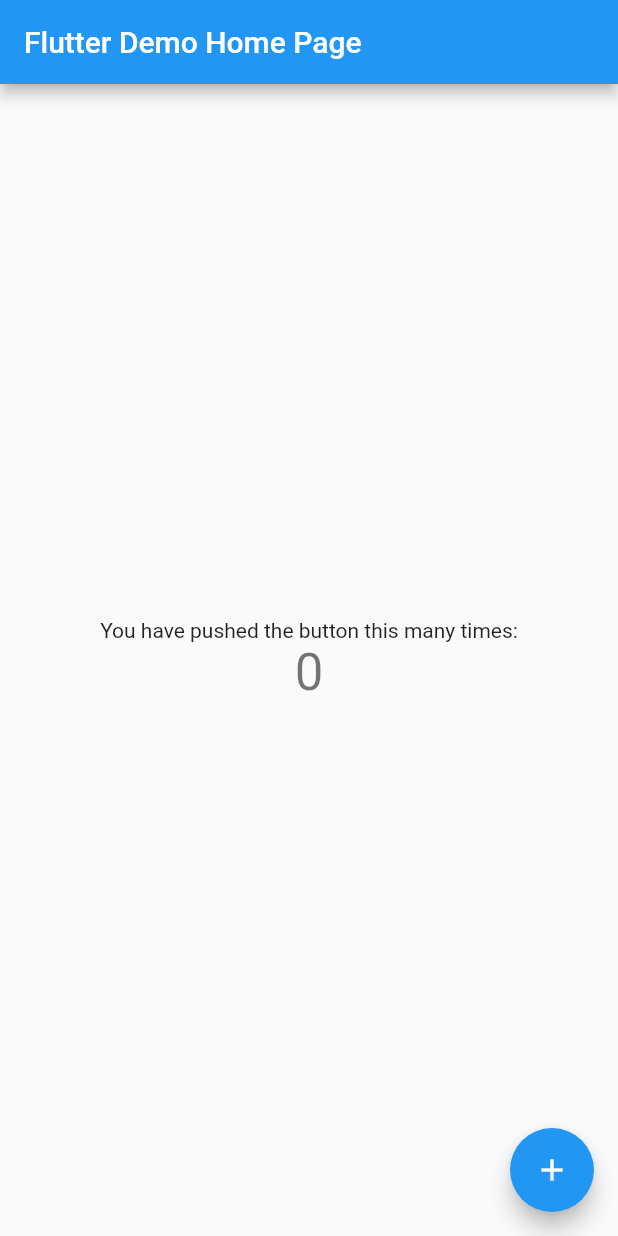
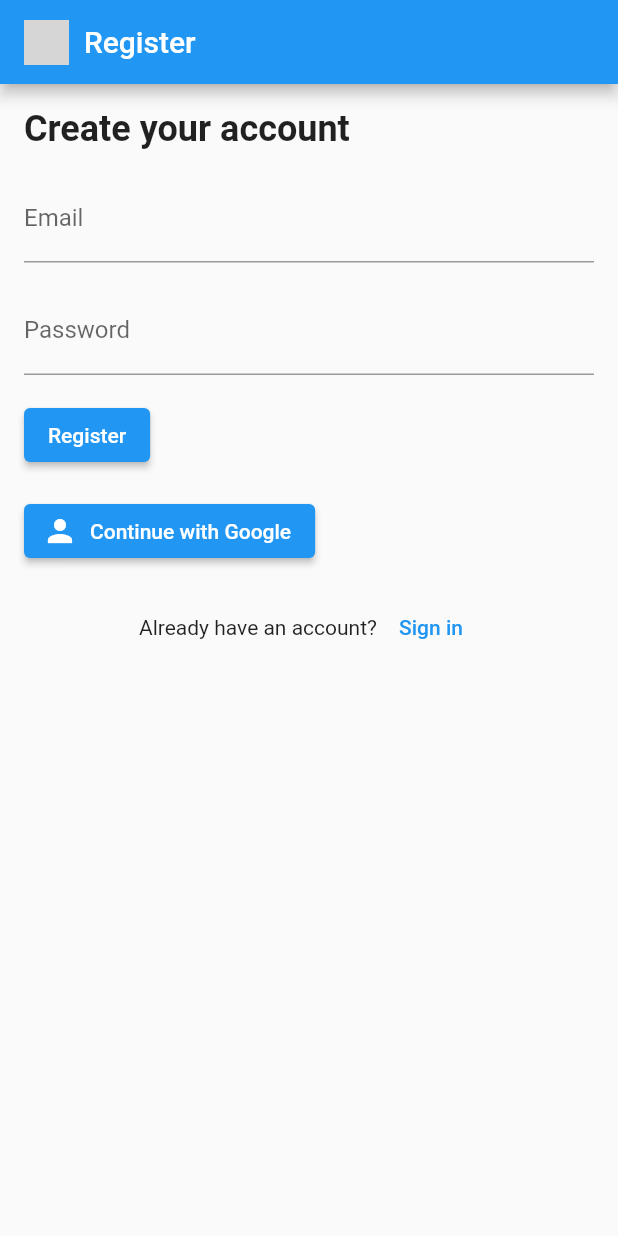
Before and after one commit to Black-Sigatoka/Frontend, a Flutter app: the screen it shows after launch, on a phone screen of 412 x 824 dp. Run offline on Flutter 3.47's test engine with Material 2 defaults, Android fonts, the phone set to English and light mode, and no system bars; our stand-ins replace firebase_core; accounts and stored records are empty; grey boxes are pictures that could not be loaded.

Commit message:
Update build.gradle and main.dart

```diff
--- a/lib/main.dart
+++ b/lib/main.dart
@@ -1,3 +1,4 @@
+import 'package:black_sigatoka/screens/register_page.dart';
 import 'package:flutter/material.dart';
 
 void main() {
@@ -13,18 +14,9 @@ class MyApp extends StatelessWidget {
     return MaterialApp(
       title: 'Flutter Demo',
       theme: ThemeData(
-        // This is the theme of your application.
-        //
-        // Try running your application with "flutter run". You'll see the
-        // application has a blue toolbar. Then, without quitting the app, try
-        // changing the primarySwatch below to Colors.green and then invoke
-        // "hot reload" (press "r" in the console where you ran "flutter run",
-        // or simply save your changes to "hot reload" in a Flutter IDE).
-        // Notice that the counter didn't reset back to zero; the application
-        // is not restarted.
-        primarySwatch: Colors.blue,
+
       ),
-      home: const MyHomePage(title: 'Flutter Demo Home Page'),
+      home: const RegisterScreen(title: 'Register'),
     );
   }
 }
--- /dev/null
+++ b/lib/screens/register_page.dart
@@ -0,0 +1,83 @@
+// ignore_for_file: prefer_const_constructors
+
+import 'package:flutter/material.dart';
+
+class RegisterScreen extends StatelessWidget {
+  const RegisterScreen({super.key, required String title});
+
+  @override
+  Widget build(BuildContext context) {
+    return Scaffold(
+      appBar: AppBar(
+        title: Row(
+          children: [
+            Image.asset(
+              'FlutterLogo',
+              height: 30,
+              width: 30,
+            ),
+            const SizedBox(width: 10),
+            const Text('Register'),
+          ],
+        ),
+      ),
+      body: Padding(
+        padding: EdgeInsets.all(16),
+        child: Column(
+          crossAxisAlignment: CrossAxisAlignment.start,
+          children: [
+            Text(
+              'Create your account',
+              style: TextStyle(
+                fontSize: 24,
+                fontWeight: FontWeight.bold,
+              ),
+            ),
+            SizedBox(height: 16),
+            TextFormField(
+              decoration: InputDecoration(
+                labelText: 'Email',
+              ),
+            ),
+            SizedBox(height: 16),
+            TextFormField(
+              decoration: InputDecoration(
+                labelText: 'Password',
+              ),
+              obscureText: true,
+            ),
+            SizedBox(height: 16),
+            ElevatedButton(
+              onPressed: () {
+                // Register button logic
+              },
+              child: Text('Register'),
+            ),
+            SizedBox(height: 16),
+            ElevatedButton.icon(
+              onPressed: () {
+                // Continue with Google button logic
+              },
+              icon: Icon(Icons.person),
+              label: Text('Continue with Google'),
+            ),
+            SizedBox(height: 16),
+            Row(
+              mainAxisAlignment: MainAxisAlignment.center,
+              children: [
+                Text('Already have an account?'),
+                SizedBox(width: 4),
+                TextButton(
+                  onPressed: () {
+                    // Sign in link logic
+                  },
+                  child: Text('Sign in'),
+                ),
+              ],
+            ),
+          ],
+        ),
+      ),
+    );
+  }
+}
```
Also changed, not shown: 1 other file.
